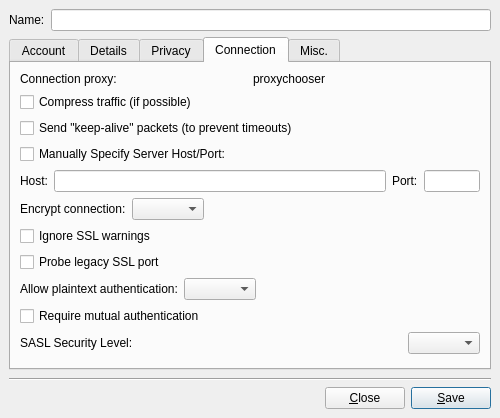
First picture: the form in src/accountmodify.ui, repository mblsha/psi, before the edit.
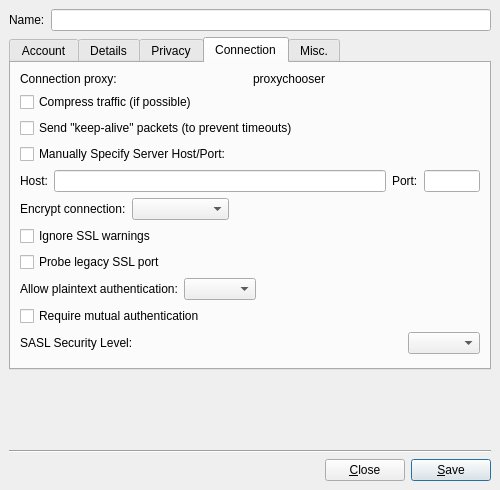
Second picture: the form after the edit. The open tabs and pages were chosen to show the change. Custom widgets are drawn as their Qt base class.

Commit message: Fix sizing of comboboxes in accountmodify.ui's connection tab.

```diff
--- a/src/accountmodify.ui
+++ b/src/accountmodify.ui
@@ -9,7 +9,7 @@
     <x>0</x>
     <y>0</y>
     <width>500</width>
-    <height>418</height>
+    <height>490</height>
    </rect>
   </property>
   <property name="windowTitle" >
@@ -644,7 +644,16 @@
           </widget>
          </item>
          <item>
-          <widget class="QComboBox" name="cb_ssl" />
+          <widget class="QComboBox" name="cb_ssl" >
+           <property name="sizePolicy" >
+            <sizepolicy>
+             <hsizetype>3</hsizetype>
+             <vsizetype>0</vsizetype>
+             <horstretch>0</horstretch>
+             <verstretch>0</verstretch>
+            </sizepolicy>
+           </property>
+          </widget>
          </item>
          <item>
           <spacer>
```
Left out of the diff: 21 changed lines with no effect on the pictures.
